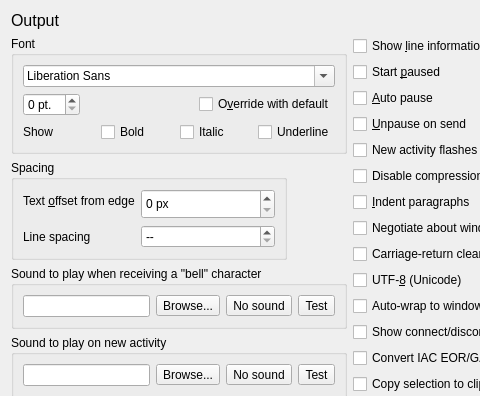
This is src/ui/worldprefs/prefs_output.ui in jnbooth/qMUSHclient as Qt 5 draws it before an edit; both pictures show x 0 to 480 and y 0 to 396 of the 561 by 848 pixel window. The edited form follows.
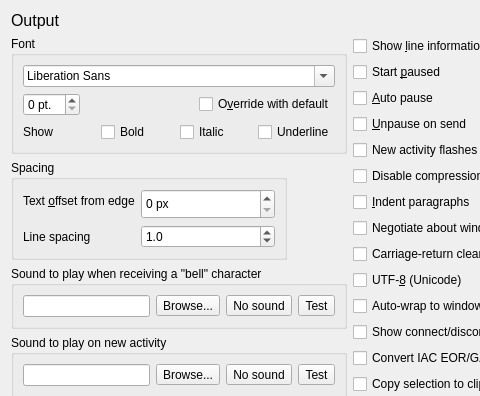
This is the edited form. Icons and pictures are not drawn.

Commit message: Dynamically update output window with new display settings

The edit to the form file:
```diff
--- a/src/ui/worldprefs/prefs_output.ui
+++ b/src/ui/worldprefs/prefs_output.ui
@@ -179,12 +179,15 @@
               <height>0</height>
              </size>
             </property>
-            <property name="specialValueText">
-             <string>--</string>
-            </property>
             <property name="decimals">
              <number>1</number>
             </property>
+            <property name="singleStep">
+             <double>0.100000000000000</double>
+            </property>
+            <property name="value">
+             <double>1.000000000000000</double>
+            </property>
            </widget>
           </item>
          </layout>
```
The commit also changes 6 other files.
